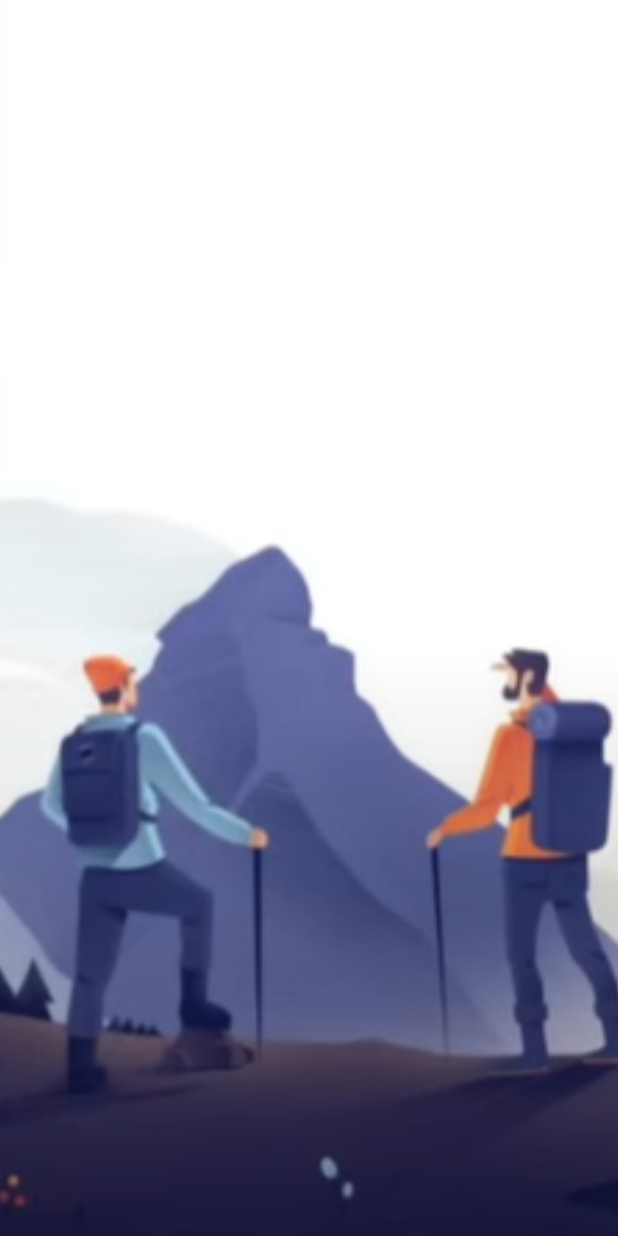
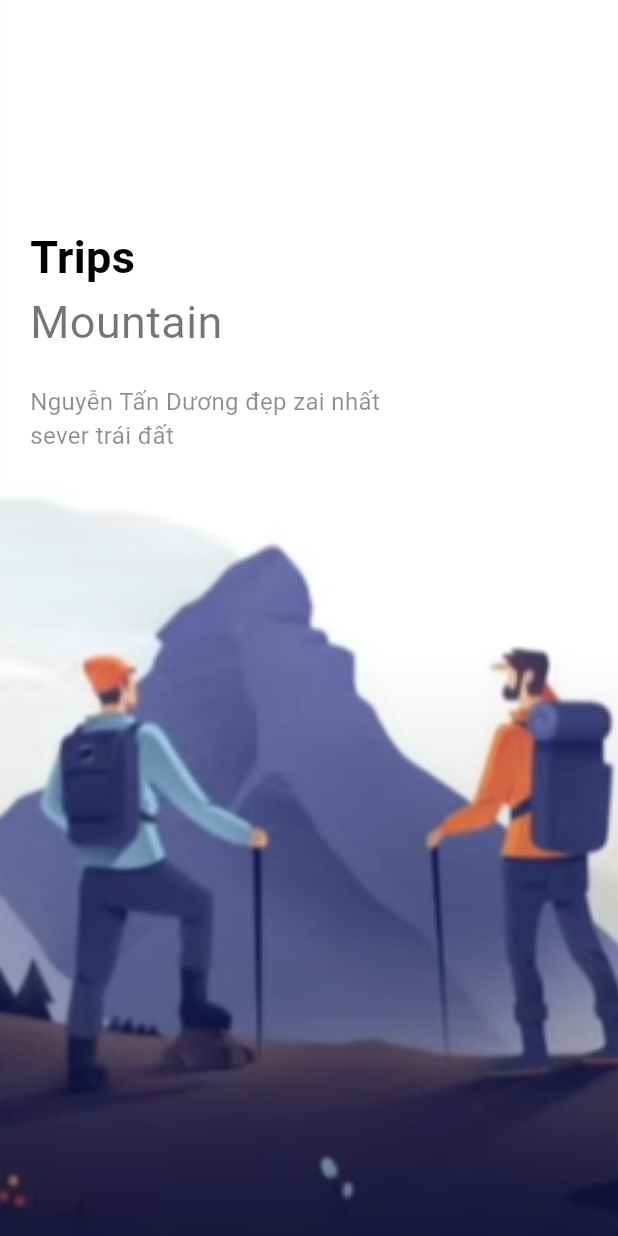
Before and after one commit to tanduong43/travelapp_flutter, a Flutter app: the screen it shows after launch, on a phone screen of 412 x 824 dp. Run offline on Flutter 3.47's test engine with Material 3 defaults, Android fonts, the phone set to English and light mode, and no system bars.

Commit message:
them giao dien welcome_page

```diff
--- a/lib/view/welcome_page.dart
+++ b/lib/view/welcome_page.dart
@@ -1,4 +1,6 @@
 import 'package:flutter/material.dart';
+import 'package:travelapp/widgets/app_large_text.dart';
+import 'package:travelapp/widgets/app_text.dart';
 
 class WelcomePage extends StatefulWidget {
   const WelcomePage({super.key});
@@ -28,6 +30,29 @@ class _WelcomePageState extends State<WelcomePage> {
                 fit: BoxFit.cover, //Hình ảnh sẽ bao phủ toàn bộ Container
               ),
             ),
+            child: Container(
+              margin: EdgeInsets.only(top: 150, left: 20, right: 20),
+              child: Row(
+                children: [
+                  Column(
+                    crossAxisAlignment: CrossAxisAlignment.start,
+                    children: [
+                      AppLargeText(text: "Trips"),
+                      AppText(text: "Mountain", size: 30),
+                      SizedBox(height: 20),
+                      Container(
+                        width: 250,
+                        child: AppText(
+                          text: "Nguyễn Tấn Dương đẹp zai nhất sever trái đất",
+                          size: 16,
+                          color: Colors.black45,
+                        ),
+                      ),
+                    ],
+                  ),
+                ],
+              ),
+            ),
           );
         },
       ),
--- /dev/null
+++ b/lib/widgets/app_large_text.dart
@@ -0,0 +1,25 @@
+import 'package:flutter/material.dart';
+
+class AppLargeText extends StatelessWidget {
+  final double size;
+  final Color color;
+  final String text;
+  AppLargeText({
+    super.key,
+    this.color = Colors.black,
+    required this.text,
+    this.size = 30,
+  });
+
+  @override
+  Widget build(BuildContext context) {
+    return Text(
+      text,
+      style: TextStyle(
+        color: color,
+        fontSize: size,
+        fontWeight: FontWeight.bold,
+      ),
+    );
+  }
+}
--- /dev/null
+++ b/lib/widgets/app_text.dart
@@ -0,0 +1,18 @@
+import 'package:flutter/material.dart';
+
+class AppText extends StatelessWidget {
+  double size;
+  final Color color;
+  final String text;
+  AppText({
+    super.key,
+    this.color = Colors.black54,
+    required this.text,
+    this.size = 16,
+  });
+
+  @override
+  Widget build(BuildContext context) {
+    return Text(text, style: TextStyle(color: color, fontSize: size));
+  }
+}
```
